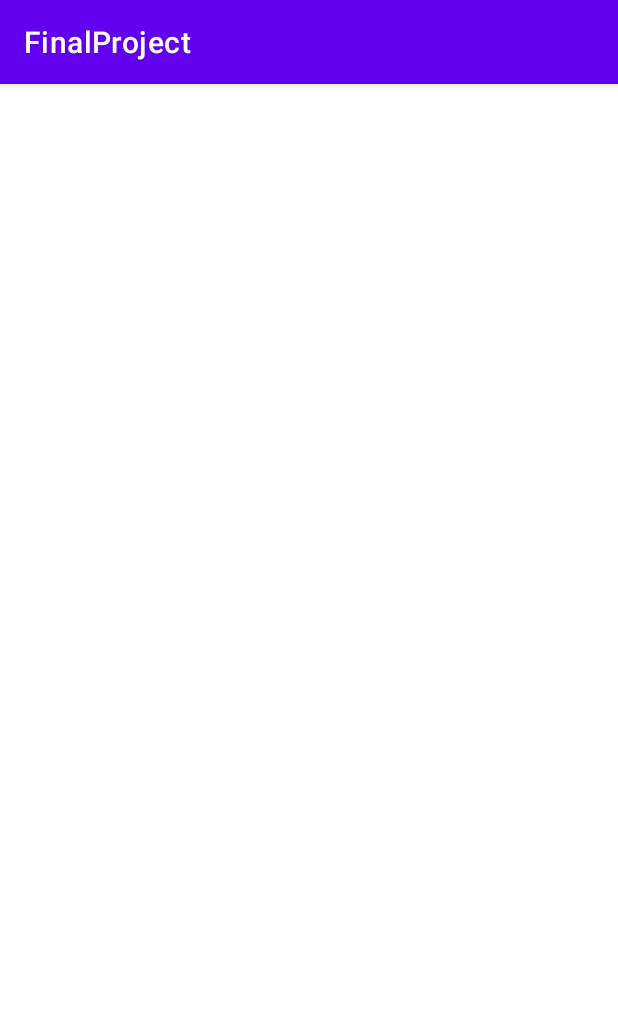
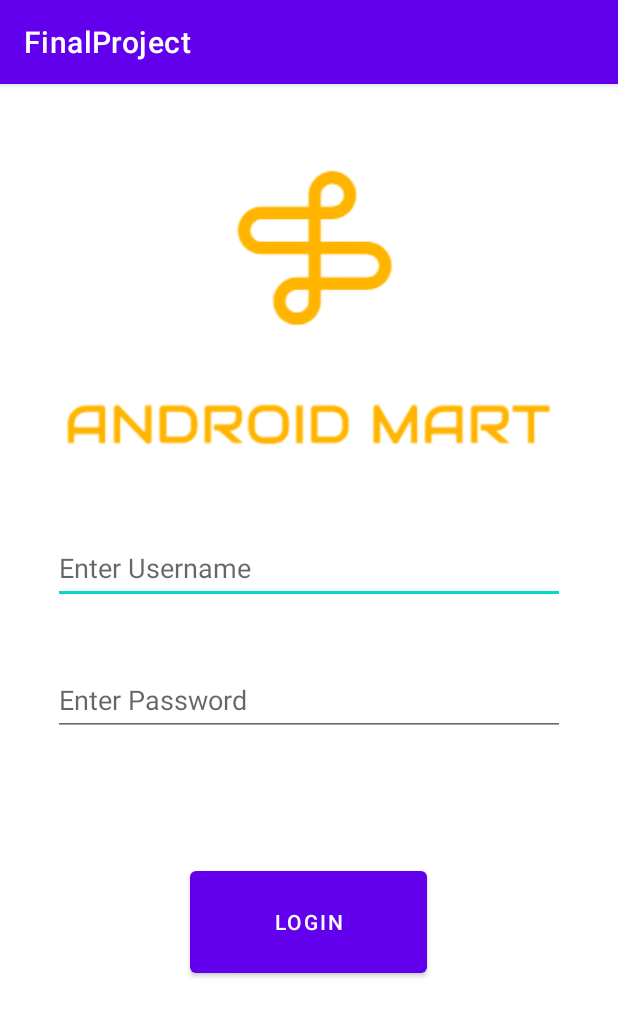
Before and after one commit to margulan-kalykul/Android_Project, an Android app: the Login screen opened directly, with no data from a screen before it, on a phone screen of 412 x 824 dp. Shown: the top 1017 px of the screen. Run offline under Robolectric (Android 15) with nearby library versions, the phone set to English and light mode, and no system bars.

Commit message:
added login

```diff
--- a/FinalProject/app/src/main/java/com/example/finalproject/Login.kt
+++ b/FinalProject/app/src/main/java/com/example/finalproject/Login.kt
@@ -1,8 +1,19 @@
 package com.example.finalproject
 
+import android.content.Context
 import androidx.appcompat.app.AppCompatActivity
 import android.os.Bundle
+import android.util.Log
+import android.widget.Toast
 import com.example.finalproject.databinding.ActivityLoginBinding
+import com.example.finalproject.interfaces.Token
+import com.example.finalproject.interfaces.UserLogin
+import com.example.finalproject.retrofit.RetrofitHelper
+import com.example.finalproject.service.ServerAPI
+import kotlinx.coroutines.CoroutineScope
+import kotlinx.coroutines.Dispatchers
+import kotlinx.coroutines.launch
+import okhttp3.OkHttpClient
 
 class Login : AppCompatActivity() {
     lateinit var binding: ActivityLoginBinding
@@ -11,5 +22,43 @@ class Login : AppCompatActivity() {
         binding = ActivityLoginBinding.inflate(layoutInflater)
         val loginPage = binding.root
         setContentView(loginPage)
+
+
+        val client = OkHttpClient.Builder().build()
+        val retrofit = RetrofitHelper(client)
+        val rf = retrofit.getInstance()
+        val itemAPI = rf.create(ServerAPI::class.java)
+
+        val loginButton = binding.buttonLogin
+        loginButton.setOnClickListener{
+            val username = binding.usernameField.text.toString()
+            val password = binding.passwordField.text.toString()
+            val credentials = UserLogin(username, password)
+
+
+            CoroutineScope(Dispatchers.IO).launch {
+                try {
+                    val listTokens = itemAPI.postUserCredentials(credentials)
+                    Log.d("data", listTokens.toString())
+                } catch (e: retrofit2.HttpException){
+                    showToast(applicationContext, "You may not have registered yet")
+                }
+
+            }
+
+
+        }
+    }
+    private fun isUserExist(token: Token): Boolean{
+        if (token != null){
+            showToast(applicationContext, "Authorization success!")
+            return true
+        }
+        showToast(applicationContext, "User need to register")
+        return false
+    }
+
+    private fun showToast(context: Context, text: String) {
+        Toast.makeText(context, text, Toast.LENGTH_SHORT).show()
     }
 }
--- a/FinalProject/app/src/main/java/com/example/finalproject/MainActivity.kt
+++ b/FinalProject/app/src/main/java/com/example/finalproject/MainActivity.kt
@@ -38,10 +38,10 @@ class MainActivity : AppCompatActivity() {
             intent = Intent(this, Registration::class.java)
             startActivity(intent)
         }
-//        myLoginButton.setOnClickListener {
-//            intent = Intent(this, Authorisation::class.java)
-//            startActivity(intent)
-//        }
+        myLoginButton.setOnClickListener {
+            intent = Intent(this, Login::class.java)
+            startActivity(intent)
+        }
 
     }
     private val durationOfLogo: Long = 5000
--- /dev/null
+++ b/FinalProject/app/src/main/java/com/example/finalproject/interfaces/Category.kt
@@ -0,0 +1,10 @@
+package com.example.finalproject.interfaces
+
+import com.google.gson.annotations.SerializedName
+
+data class Category(
+    @SerializedName("id")
+    val id: Int,
+    @SerializedName("name")
+    val name: String
+)
--- /dev/null
+++ b/FinalProject/app/src/main/java/com/example/finalproject/interfaces/Token.kt
@@ -0,0 +1,6 @@
+package com.example.finalproject.interfaces
+
+data class Token(
+    val refresh: String,
+    val access: String
+)
--- /dev/null
+++ b/FinalProject/app/src/main/java/com/example/finalproject/interfaces/UserLogin.kt
@@ -0,0 +1,10 @@
+package com.example.finalproject.interfaces
+
+import com.google.gson.annotations.SerializedName
+
+data class UserLogin(
+    @SerializedName("username")
+    val username: String,
+    @SerializedName("password")
+    val password: String
+)
--- a/FinalProject/app/src/main/java/com/example/finalproject/service/ServerAPI.kt
+++ b/FinalProject/app/src/main/java/com/example/finalproject/service/ServerAPI.kt
@@ -1,9 +1,18 @@
 package com.example.finalproject.service
 
+import com.example.finalproject.interfaces.Category
 import com.example.finalproject.interfaces.Product
+import com.example.finalproject.interfaces.Token
+import com.example.finalproject.interfaces.UserLogin
 import retrofit2.Call
 import retrofit2.http.*
 interface ServerAPI {
     @GET("products/")
     suspend fun getProducts(): List<Product>
+    @GET("categories/")
+    suspend fun getCategories(): List<Category>
+    @POST("token/")
+    suspend fun postUserCredentials(
+        @Body userCred: UserLogin): Token
+
 }
--- a/FinalProject/app/src/main/res/layout/activity_login.xml
+++ b/FinalProject/app/src/main/res/layout/activity_login.xml
@@ -6,4 +6,69 @@
     android:layout_height="match_parent"
     tools:context=".Login">
 
+    <ImageView
+        android:id="@+id/logoImage"
+        android:layout_width="wrap_content"
+        android:layout_height="wrap_content"
+        android:layout_marginStart="120dp"
+        android:layout_marginTop="40dp"
+        android:layout_marginEnd="120dp"
+        android:contentDescription="@string/logo"
+        app:layout_constraintEnd_toEndOf="parent"
+        app:layout_constraintStart_toStartOf="parent"
+        app:layout_constraintTop_toTopOf="parent"
+        app:srcCompat="@drawable/logo" />
+
+    <ImageView
+        android:id="@+id/logoTextImage"
+        android:layout_width="wrap_content"
+        android:layout_height="wrap_content"
+        android:layout_marginTop="25dp"
+        android:contentDescription="@string/android_mart"
+        app:layout_constraintEnd_toEndOf="@+id/logoImage"
+        app:layout_constraintHorizontal_bias="0.502"
+        app:layout_constraintStart_toStartOf="@+id/logoImage"
+        app:layout_constraintTop_toBottomOf="@+id/logoImage"
+        app:srcCompat="@drawable/androidmarttext" />
+
+    <EditText
+        android:id="@+id/usernameField"
+        android:layout_width="wrap_content"
+        android:layout_height="wrap_content"
+        android:layout_marginTop="40dp"
+        android:ems="16"
+        android:hint="@string/enter_username"
+        android:importantForAutofill="no"
+        android:inputType="textPersonName"
+        android:minHeight="48dp"
+        app:layout_constraintEnd_toEndOf="@+id/logoTextImage"
+        app:layout_constraintStart_toStartOf="@+id/logoTextImage"
+        app:layout_constraintTop_toBottomOf="@+id/logoTextImage" />
+
+    <EditText
+        android:id="@+id/passwordField"
+        android:layout_width="wrap_content"
+        android:layout_height="wrap_content"
+        android:layout_marginTop="40dp"
+        android:ems="16"
+        android:hint="@string/enter_password"
+        android:importantForAutofill="no"
+        android:inputType="textPassword"
+        android:minHeight="48dp"
+        app:layout_constraintEnd_toEndOf="@+id/usernameField"
+        app:layout_constraintHorizontal_bias="0.0"
+        app:layout_constraintStart_toStartOf="@+id/usernameField"
+        app:layout_constraintTop_toBottomOf="@+id/usernameField" />
+
+    <Button
+        android:id="@+id/buttonLogin"
+        android:layout_width="158dp"
+        android:layout_height="80dp"
+        android:layout_marginTop="84dp"
+        android:text="@string/login"
+        app:layout_constraintEnd_toEndOf="@+id/passwordField"
+        app:layout_constraintHorizontal_bias="0.497"
+        app:layout_constraintStart_toStartOf="@+id/passwordField"
+        app:layout_constraintTop_toBottomOf="@+id/passwordField" />
+
 </androidx.constraintlayout.widget.ConstraintLayout>
--- a/FinalProject/app/src/main/res/values/strings.xml
+++ b/FinalProject/app/src/main/res/values/strings.xml
@@ -15,4 +15,7 @@
     <string name="product_image">Product</string>
     <string name="product_name">Product name</string>
     <string name="rating_bar">Rating</string>
+    <string name="enter_password">Enter Password</string>
+    <string name="enter_username">Enter Username</string>
+    <string name="login">Login</string>
 </resources>
```
